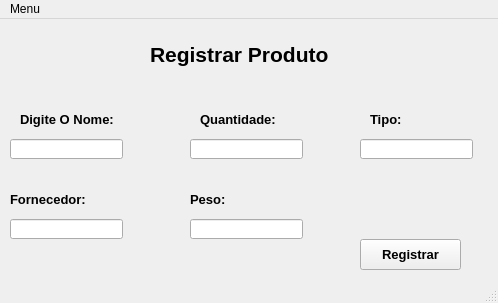
ThalesEron/controleEstoqueEstudoC, file projetoControleEstoque/ControleEstoque/mainwindow.ui: the form before one commit.
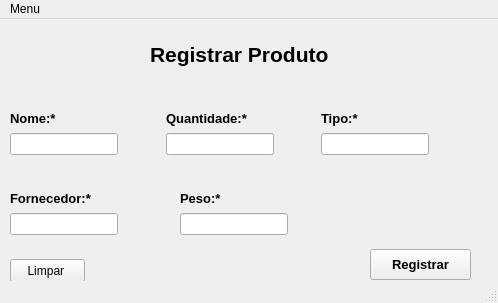
The form after the commit.

Commit message:
Alterações Iniciais
>Organizado elementos da interface.

>Renomeado as label e botões para melhor identificação.

>Acrescentado botão de limpar.

```diff
--- a/projetoControleEstoque/ControleEstoque/mainwindow.ui
+++ b/projetoControleEstoque/ControleEstoque/mainwindow.ui
@@ -17,8 +17,8 @@
    <widget class="QPushButton" name="confirmRegisterButton">
     <property name="geometry">
      <rect>
-      <x>360</x>
-      <y>220</y>
+      <x>370</x>
+      <y>230</y>
       <width>101</width>
       <height>31</height>
      </rect>
@@ -58,15 +58,33 @@
      <string>Registrar Produto</string>
     </property>
    </widget>
-   <widget class="QLabel" name="label">
+   <widget class="QPushButton" name="pushButton">
     <property name="geometry">
      <rect>
-      <x>20</x>
+      <x>10</x>
+      <y>240</y>
+      <width>75</width>
+      <height>23</height>
+     </rect>
+    </property>
+    <property name="text">
+     <string>Limpar </string>
+    </property>
+   </widget>
+   <widget class="QWidget" name="">
+    <property name="geometry">
+     <rect>
+      <x>10</x>
       <y>90</y>
-      <width>101</width>
-      <height>21</height>
+      <width>419</width>
+      <height>46</height>
      </rect>
     </property>
+    <layout class="QHBoxLayout" name="horizontalLayout">
+     <item>
+      <layout class="QVBoxLayout" name="verticalLayout_3">
+       <item>
+        <widget class="QLabel" name="titleName">
     <property name="font">
      <font>
       <pointsize>10</pointsize>
@@ -75,31 +93,36 @@
      </font>
     </property>
     <property name="text">
-     <string>Digite O Nome:</string>
-    </property>
-   </widget>
-   <widget class="QLineEdit" name="lineEdit">
-    <property name="geometry">
-     <rect>
-      <x>10</x>
-      <y>120</y>
-      <width>113</width>
-      <height>20</height>
-     </rect>
-    </property>
+          <string>Nome:*</string>
+         </property>
+        </widget>
+       </item>
+       <item>
+        <widget class="QLineEdit" name="lineEditName">
     <property name="toolTip">
-     <string>&lt;html&gt;&lt;head/&gt;&lt;body&gt;&lt;p&gt;Coloque o nome do produto.&lt;/p&gt;&lt;/body&gt;&lt;/html&gt;</string>
-    </property>
-   </widget>
-   <widget class="QLabel" name="label_2">
-    <property name="geometry">
-     <rect>
-      <x>200</x>
-      <y>90</y>
-      <width>101</width>
-      <height>21</height>
-     </rect>
-    </property>
+          <string>&lt;html&gt;&lt;head/&gt;&lt;body&gt;&lt;p&gt;Coloque o tipo do produto.&lt;/p&gt;&lt;/body&gt;&lt;/html&gt;</string>
+         </property>
+        </widget>
+       </item>
+      </layout>
+     </item>
+     <item>
+      <spacer name="horizontalSpacer_2">
+       <property name="orientation">
+        <enum>Qt::Horizontal</enum>
+       </property>
+       <property name="sizeHint" stdset="0">
+        <size>
+         <width>40</width>
+         <height>20</height>
+        </size>
+       </property>
+      </spacer>
+     </item>
+     <item>
+      <layout class="QVBoxLayout" name="verticalLayout_2">
+       <item>
+        <widget class="QLabel" name="titleQuant">
     <property name="font">
      <font>
       <pointsize>10</pointsize>
@@ -108,18 +131,12 @@
      </font>
     </property>
     <property name="text">
-     <string>Quantidade:</string>
-    </property>
-   </widget>
-   <widget class="QLineEdit" name="lineEdit_2">
-    <property name="geometry">
-     <rect>
-      <x>190</x>
-      <y>120</y>
-      <width>113</width>
-      <height>20</height>
-     </rect>
-    </property>
+          <string>Quantidade:*</string>
+         </property>
+        </widget>
+       </item>
+       <item>
+        <widget class="QLineEdit" name="lineEditQuant">
     <property name="toolTip">
      <string>&lt;html&gt;&lt;head/&gt;&lt;body&gt;&lt;p&gt;Registre a quantidade do produto:&lt;/p&gt;&lt;/body&gt;&lt;/html&gt;</string>
     </property>
@@ -127,15 +144,26 @@
      <string/>
     </property>
    </widget>
-   <widget class="QLabel" name="label_3">
-    <property name="geometry">
-     <rect>
-      <x>370</x>
-      <y>90</y>
-      <width>101</width>
-      <height>21</height>
-     </rect>
-    </property>
+       </item>
+      </layout>
+     </item>
+     <item>
+      <spacer name="horizontalSpacer_3">
+       <property name="orientation">
+        <enum>Qt::Horizontal</enum>
+       </property>
+       <property name="sizeHint" stdset="0">
+        <size>
+         <width>40</width>
+         <height>20</height>
+        </size>
+       </property>
+      </spacer>
+     </item>
+     <item>
+      <layout class="QVBoxLayout" name="verticalLayout">
+       <item>
+        <widget class="QLabel" name="lineType">
     <property name="font">
      <font>
       <pointsize>10</pointsize>
@@ -144,31 +172,35 @@
      </font>
     </property>
     <property name="text">
-     <string>Tipo:</string>
-    </property>
-   </widget>
-   <widget class="QLineEdit" name="lineEdit_3">
-    <property name="geometry">
-     <rect>
-      <x>360</x>
-      <y>120</y>
-      <width>113</width>
-      <height>20</height>
-     </rect>
-    </property>
+          <string>Tipo:*</string>
+         </property>
+        </widget>
+       </item>
+       <item>
+        <widget class="QLineEdit" name="lineEditType">
     <property name="toolTip">
-     <string>&lt;html&gt;&lt;head/&gt;&lt;body&gt;&lt;p&gt;Coloque o tipo do produto.&lt;/p&gt;&lt;/body&gt;&lt;/html&gt;</string>
-    </property>
-   </widget>
-   <widget class="QLabel" name="label_4">
+          <string>&lt;html&gt;&lt;head/&gt;&lt;body&gt;&lt;p&gt;Coloque o nome do produto.&lt;/p&gt;&lt;/body&gt;&lt;/html&gt;</string>
+         </property>
+        </widget>
+       </item>
+      </layout>
+     </item>
+    </layout>
+   </widget>
+   <widget class="QWidget" name="">
     <property name="geometry">
      <rect>
       <x>10</x>
       <y>170</y>
-      <width>101</width>
-      <height>21</height>
+      <width>278</width>
+      <height>46</height>
      </rect>
     </property>
+    <layout class="QHBoxLayout" name="horizontalLayout_2">
+     <item>
+      <layout class="QVBoxLayout" name="verticalLayout_4">
+       <item>
+        <widget class="QLabel" name="titleForne">
     <property name="font">
      <font>
       <pointsize>10</pointsize>
@@ -177,31 +209,36 @@
      </font>
     </property>
     <property name="text">
-     <string>Fornecedor:</string>
-    </property>
-   </widget>
-   <widget class="QLineEdit" name="lineEdit_4">
-    <property name="geometry">
-     <rect>
-      <x>10</x>
-      <y>200</y>
-      <width>113</width>
-      <height>20</height>
-     </rect>
-    </property>
+          <string>Fornecedor:*</string>
+         </property>
+        </widget>
+       </item>
+       <item>
+        <widget class="QLineEdit" name="lineEditForne">
     <property name="toolTip">
      <string>&lt;html&gt;&lt;head/&gt;&lt;body&gt;&lt;p&gt;Digite o Fornecedor do produto.&lt;/p&gt;&lt;/body&gt;&lt;/html&gt;</string>
     </property>
    </widget>
-   <widget class="QLabel" name="label_5">
-    <property name="geometry">
-     <rect>
-      <x>190</x>
-      <y>170</y>
-      <width>101</width>
-      <height>21</height>
-     </rect>
-    </property>
+       </item>
+      </layout>
+     </item>
+     <item>
+      <spacer name="horizontalSpacer">
+       <property name="orientation">
+        <enum>Qt::Horizontal</enum>
+       </property>
+       <property name="sizeHint" stdset="0">
+        <size>
+         <width>40</width>
+         <height>20</height>
+        </size>
+       </property>
+      </spacer>
+     </item>
+     <item>
+      <layout class="QVBoxLayout" name="verticalLayout_5">
+       <item>
+        <widget class="QLabel" name="titlePeso">
     <property name="font">
      <font>
       <pointsize>10</pointsize>
@@ -210,21 +247,20 @@
      </font>
     </property>
     <property name="text">
-     <string>Peso:</string>
-    </property>
-   </widget>
-   <widget class="QLineEdit" name="lineEdit_5">
-    <property name="geometry">
-     <rect>
-      <x>190</x>
-      <y>200</y>
-      <width>113</width>
-      <height>20</height>
-     </rect>
-    </property>
+          <string>Peso:*</string>
+         </property>
+        </widget>
+       </item>
+       <item>
+        <widget class="QLineEdit" name="lineEditPeso">
     <property name="toolTip">
      <string>&lt;html&gt;&lt;head/&gt;&lt;body&gt;&lt;p&gt;Digite o peso do produto em G ou ML.&lt;/p&gt;&lt;/body&gt;&lt;/html&gt;</string>
     </property>
+        </widget>
+       </item>
+      </layout>
+     </item>
+    </layout>
    </widget>
   </widget>
   <widget class="QMenuBar" name="menubar">
```
Lines whose indentation alone changed are shown as unchanged. The commit also changes 1 other file.
